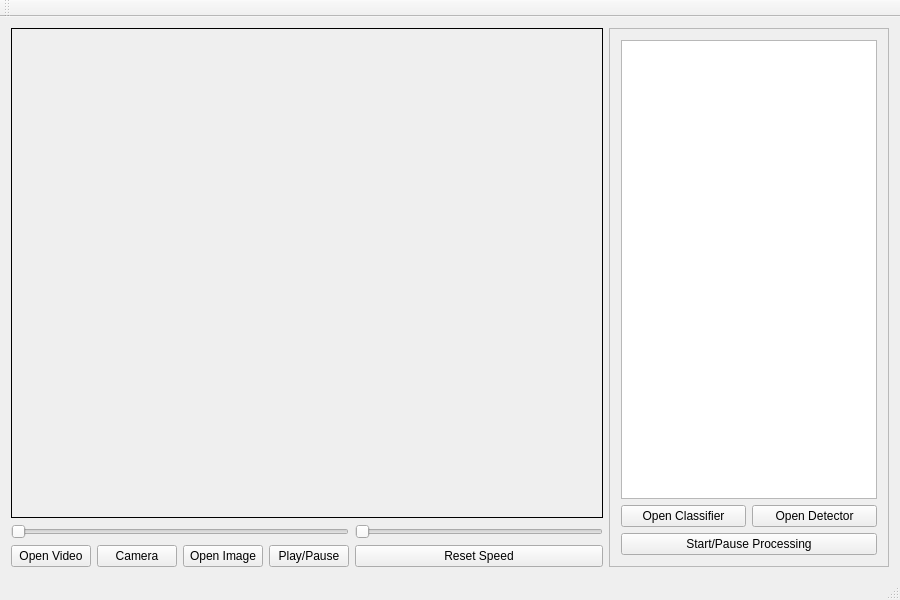
Above: mainwindow.ui from QilinGu/qrecognition before the change. Below: the same form after it.
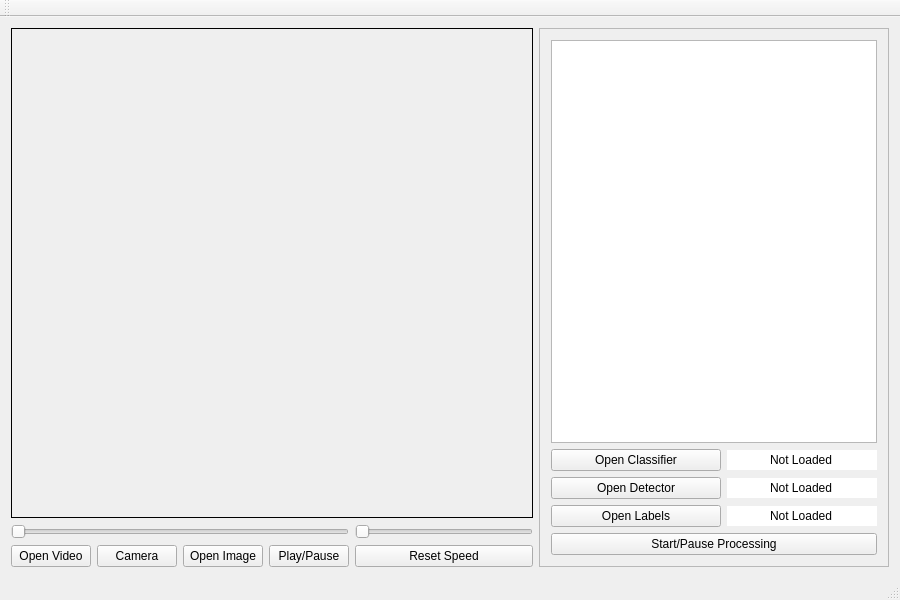
That is the form after the change.

Commit message: Added output to textEdit.

```diff
--- a/mainwindow.ui
+++ b/mainwindow.ui
@@ -12,8 +12,8 @@
   </property>
   <property name="minimumSize">
    <size>
-    <width>400</width>
-    <height>300</height>
+    <width>700</width>
+    <height>400</height>
    </size>
   </property>
   <property name="maximumSize">
@@ -26,9 +26,126 @@
    <string>Neural Network Frontend</string>
   </property>
   <widget class="QWidget" name="centralWidget">
-   <layout class="QGridLayout" name="gridLayout_2">
-    <item row="0" column="5" rowspan="3">
+   <layout class="QHBoxLayout" name="horizontalLayout">
+    <item>
+     <layout class="QGridLayout" name="gridLayout_2">
+      <item row="3" column="0">
+       <widget class="QPushButton" name="pushButtonOpenVideo">
+        <property name="text">
+         <string>Open Video</string>
+        </property>
+       </widget>
+      </item>
+      <item row="3" column="3">
+       <widget class="QPushButton" name="pushButtonPlay">
+        <property name="text">
+         <string>Play/Pause</string>
+        </property>
+       </widget>
+      </item>
+      <item row="3" column="1">
+       <widget class="QPushButton" name="pushButtonCamera">
+        <property name="text">
+         <string>Camera</string>
+        </property>
+       </widget>
+      </item>
+      <item row="3" column="2">
+       <widget class="QPushButton" name="pushButtonOpenImage">
+        <property name="text">
+         <string>Open Image</string>
+        </property>
+       </widget>
+      </item>
+      <item row="3" column="4">
+       <widget class="QPushButton" name="pushButtonSetDefSpeed">
+        <property name="minimumSize">
+         <size>
+          <width>50</width>
+          <height>0</height>
+         </size>
+        </property>
+        <property name="maximumSize">
+         <size>
+          <width>200</width>
+          <height>16777215</height>
+         </size>
+        </property>
+        <property name="text">
+         <string>Reset Speed</string>
+        </property>
+       </widget>
+      </item>
+      <item row="1" column="4">
+       <widget class="QSlider" name="sliderSpeed">
+        <property name="minimumSize">
+         <size>
+          <width>50</width>
+          <height>0</height>
+         </size>
+        </property>
+        <property name="maximumSize">
+         <size>
+          <width>200</width>
+          <height>16777215</height>
+         </size>
+        </property>
+        <property name="orientation">
+         <enum>Qt::Horizontal</enum>
+        </property>
+       </widget>
+      </item>
+      <item row="1" column="0" colspan="4">
+       <widget class="QSlider" name="sliderSeek">
+        <property name="orientation">
+         <enum>Qt::Horizontal</enum>
+        </property>
+       </widget>
+      </item>
+      <item row="0" column="0" colspan="5">
+       <widget class="QLabel" name="label">
+        <property name="maximumSize">
+         <size>
+          <width>2210</width>
+          <height>16777215</height>
+         </size>
+        </property>
+        <property name="frameShape">
+         <enum>QFrame::Box</enum>
+        </property>
+        <property name="frameShadow">
+         <enum>QFrame::Plain</enum>
+        </property>
+        <property name="text">
+         <string/>
+        </property>
+        <property name="alignment">
+         <set>Qt::AlignCenter</set>
+        </property>
+        <property name="indent">
+         <number>0</number>
+        </property>
+        <property name="textInteractionFlags">
+         <set>Qt::NoTextInteraction</set>
+        </property>
+       </widget>
+      </item>
+     </layout>
+    </item>
+    <item>
      <widget class="QFrame" name="frame">
+      <property name="minimumSize">
+       <size>
+        <width>250</width>
+        <height>0</height>
+       </size>
+      </property>
+      <property name="maximumSize">
+       <size>
+        <width>350</width>
+        <height>16777215</height>
+       </size>
+      </property>
       <property name="frameShape">
        <enum>QFrame::StyledPanel</enum>
       </property>
@@ -36,6 +153,13 @@
        <enum>QFrame::Raised</enum>
       </property>
       <layout class="QGridLayout" name="gridLayout">
+       <item row="4" column="0" colspan="2">
+        <widget class="QPushButton" name="pushButtonStartCl">
+         <property name="text">
+          <string>Start/Pause Processing</string>
+         </property>
+        </widget>
+       </item>
        <item row="1" column="0">
         <widget class="QPushButton" name="pushButtonOpenClassifier">
          <property name="text">
@@ -43,107 +167,123 @@
          </property>
         </widget>
        </item>
-       <item row="1" column="1">
+       <item row="2" column="0">
         <widget class="QPushButton" name="pushButtonOpenDetector">
          <property name="text">
           <string>Open Detector</string>
          </property>
         </widget>
        </item>
-       <item row="2" column="0" colspan="2">
-        <widget class="QPushButton" name="pushButtonStartCl">
+       <item row="3" column="0">
+        <widget class="QPushButton" name="pushButtonOpenLabels">
          <property name="text">
-          <string>Start/Pause Processing</string>
+          <string>Open Labels</string>
+         </property>
+        </widget>
+       </item>
+       <item row="1" column="1">
+        <widget class="QLineEdit" name="lineEditClassifierStatus">
+         <property name="minimumSize">
+          <size>
+           <width>80</width>
+           <height>0</height>
+          </size>
+         </property>
+         <property name="maximumSize">
+          <size>
+           <width>150</width>
+           <height>16777215</height>
+          </size>
+         </property>
+         <property name="text">
+          <string>Not Loaded</string>
+         </property>
+         <property name="frame">
+          <bool>false</bool>
+         </property>
+         <property name="alignment">
+          <set>Qt::AlignCenter</set>
+         </property>
+         <property name="readOnly">
+          <bool>true</bool>
+         </property>
+        </widget>
+       </item>
+       <item row="2" column="1">
+        <widget class="QLineEdit" name="lineEditDetectorStatus">
+         <property name="minimumSize">
+          <size>
+           <width>80</width>
+           <height>0</height>
+          </size>
+         </property>
+         <property name="maximumSize">
+          <size>
+           <width>150</width>
+           <height>16777215</height>
+          </size>
+         </property>
+         <property name="text">
+          <string>Not Loaded</string>
+         </property>
+         <property name="frame">
+          <bool>false</bool>
+         </property>
+         <property name="alignment">
+          <set>Qt::AlignCenter</set>
+         </property>
+         <property name="readOnly">
+          <bool>true</bool>
+         </property>
+        </widget>
+       </item>
+       <item row="3" column="1">
+        <widget class="QLineEdit" name="lineEditLabelsStatus">
+         <property name="minimumSize">
+          <size>
+           <width>80</width>
+           <height>0</height>
+          </size>
+         </property>
+         <property name="maximumSize">
+          <size>
+           <width>150</width>
+           <height>16777215</height>
+          </size>
+         </property>
+         <property name="text">
+          <string>Not Loaded</string>
+         </property>
+         <property name="frame">
+          <bool>false</bool>
+         </property>
+         <property name="alignment">
+          <set>Qt::AlignCenter</set>
+         </property>
+         <property name="readOnly">
+          <bool>true</bool>
          </property>
         </widget>
        </item>
        <item row="0" column="0" colspan="2">
-        <widget class="QGraphicsView" name="graphicsView">
-         <property name="autoFillBackground">
+        <widget class="QTextEdit" name="textEdit">
+         <property name="acceptDrops">
+          <bool>false</bool>
+         </property>
+         <property name="frameShadow">
+          <enum>QFrame::Sunken</enum>
+         </property>
+         <property name="undoRedoEnabled">
+          <bool>false</bool>
+         </property>
+         <property name="readOnly">
           <bool>true</bool>
          </property>
-         <property name="verticalScrollBarPolicy">
-          <enum>Qt::ScrollBarAlwaysOff</enum>
-         </property>
-         <property name="horizontalScrollBarPolicy">
-          <enum>Qt::ScrollBarAlwaysOff</enum>
-         </property>
-         <property name="interactive">
-          <bool>false</bool>
-         </property>
-         <property name="renderHints">
-          <set>QPainter::Antialiasing|QPainter::SmoothPixmapTransform|QPainter::TextAntialiasing</set>
-         </property>
         </widget>
        </item>
       </layout>
      </widget>
     </item>
-    <item row="1" column="0" colspan="4">
-     <widget class="QSlider" name="sliderSeek">
-      <property name="orientation">
-       <enum>Qt::Horizontal</enum>
-      </property>
-     </widget>
-    </item>
-    <item row="1" column="4">
-     <widget class="QSlider" name="sliderSpeed">
-      <property name="orientation">
-       <enum>Qt::Horizontal</enum>
-      </property>
-     </widget>
-    </item>
-    <item row="2" column="0">
-     <widget class="QPushButton" name="pushButtonOpenVideo">
-      <property name="text">
-       <string>Open Video</string>
-      </property>
-     </widget>
-    </item>
-    <item row="2" column="1">
-     <widget class="QPushButton" name="pushButtonCamera">
-      <property name="text">
-       <string>Camera</string>
-      </property>
-     </widget>
-    </item>
-    <item row="2" column="2">
-     <widget class="QPushButton" name="pushButtonOpenImage">
-      <property name="text">
-       <string>Open Image</string>
-      </property>
-     </widget>
-    </item>
-    <item row="2" column="3">
-     <widget class="QPushButton" name="pushButtonPlay">
-      <property name="text">
-       <string>Play/Pause</string>
-      </property>
-     </widget>
-    </item>
-    <item row="2" column="4">
-     <widget class="QPushButton" name="pushButtonSetDefSpeed">
-      <property name="text">
-       <string>Reset Speed</string>
-      </property>
-     </widget>
-    </item>
-    <item row="0" column="0" colspan="5">
-     <widget class="QLabel" name="label">
-      <property name="frameShape">
-       <enum>QFrame::Box</enum>
-      </property>
-      <property name="frameShadow">
-       <enum>QFrame::Plain</enum>
-      </property>
-      <property name="text">
-       <string/>
-      </property>
-      <property name="alignment">
-       <set>Qt::AlignCenter</set>
-      </property>
-     </widget>
-    </item>
    </layout>
   </widget>
   <widget class="QMenuBar" name="menuBar">
```
The commit also changes 13 other files.
